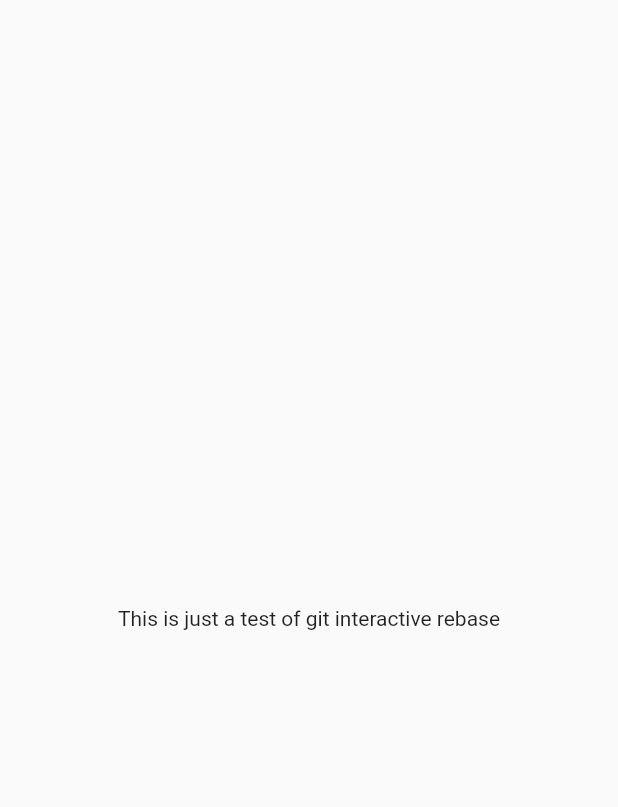
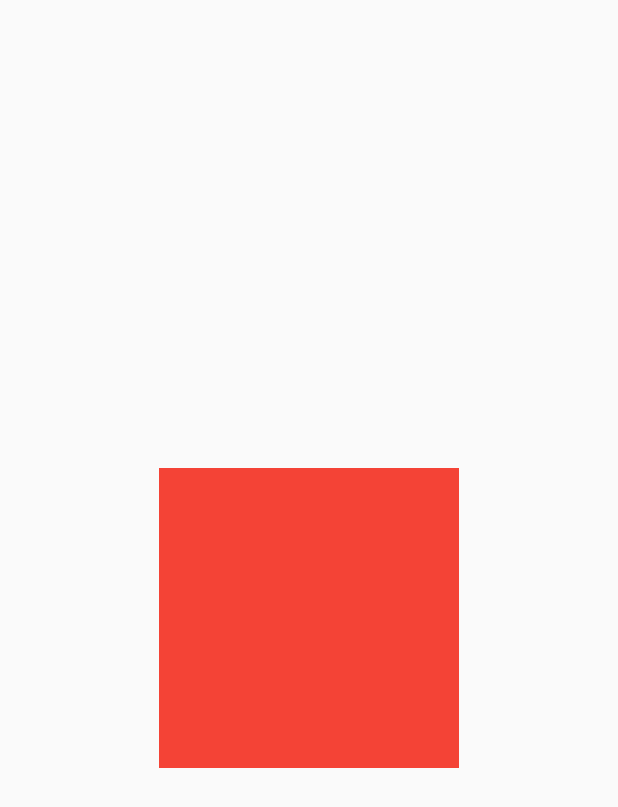
Before and after one commit to josnih21/interactive_rebase_test, a Flutter app: the screen it shows after launch, on a phone screen of 412 x 824 dp. Shown: the top 807 px of the screen. Run offline on Flutter 3.47's test engine with Material 2 defaults, Android fonts, the phone set to English and light mode, and no system bars.

Commit message:
Replace text for a red container :lipstick:

```diff
--- a/lib/main.dart
+++ b/lib/main.dart
@@ -20,7 +20,11 @@ class HomePage extends StatelessWidget {
   Widget build(BuildContext context) {
     return Scaffold(
       body: Center(
-        child: Text('This is just a test of git interactive rebase'),
+        child: Container(
+          color: Colors.red,
+          width: 200,
+          height: 200,
+        ),
       ),
     );
   }
```
